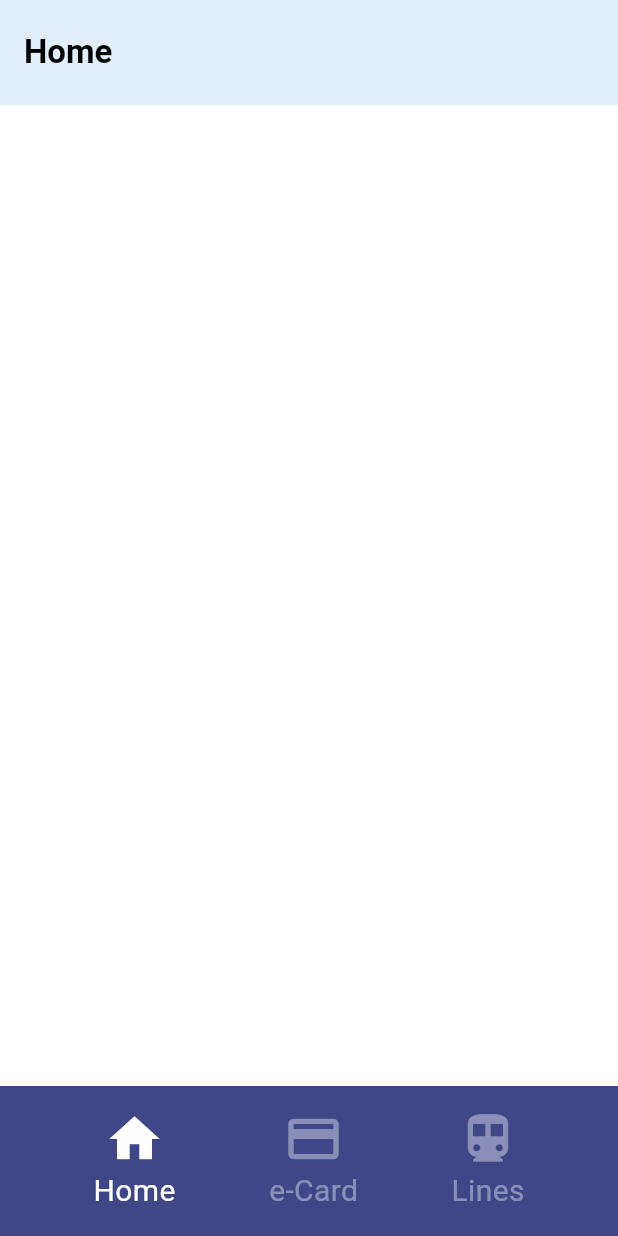
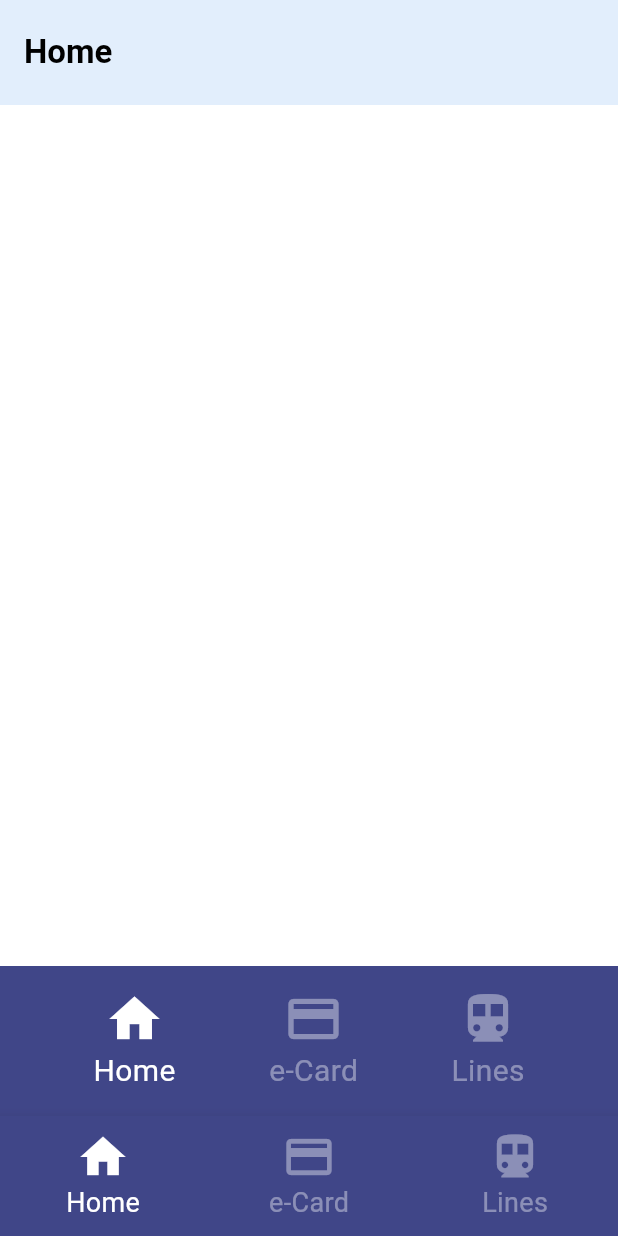
Before and after one commit to francesctr4/FlutterAppProject, a Flutter app: the screen it shows after launch, on a phone screen of 412 x 824 dp. Run offline on Flutter 3.47's test engine with Material 3 defaults, Android fonts, the phone set to English and light mode, and no system bars.

```diff
--- a/flutter_app_project/project_source/lib/screens/home_screen.dart
+++ b/flutter_app_project/project_source/lib/screens/home_screen.dart
@@ -20,6 +20,28 @@ class HomeScreen extends StatelessWidget {
         leading: null,
       ),
       backgroundColor: Colors.white,
+      bottomNavigationBar: BottomNavigationBar(
+        items: const <BottomNavigationBarItem>[
+          BottomNavigationBarItem(
+            icon: Icon(Icons.home),
+            label: 'Home',
+          ),
+          BottomNavigationBarItem(
+            icon: Icon(Icons.credit_card),
+            label: 'e-Card',
+          ),
+          BottomNavigationBarItem(
+            icon: Icon(Icons.directions_subway),
+            label: 'Lines',
+          ),
+        ],
+        iconSize: 36,
+        selectedFontSize: 18,
+        unselectedFontSize: 18,
+        backgroundColor: const Color.fromRGBO(64, 70, 136, 1),
+        selectedItemColor: Colors.white,
+        unselectedItemColor: const Color.fromARGB(100, 255, 255, 255),
+      ),
       body: Stack(
         children: [
           Align(
```
